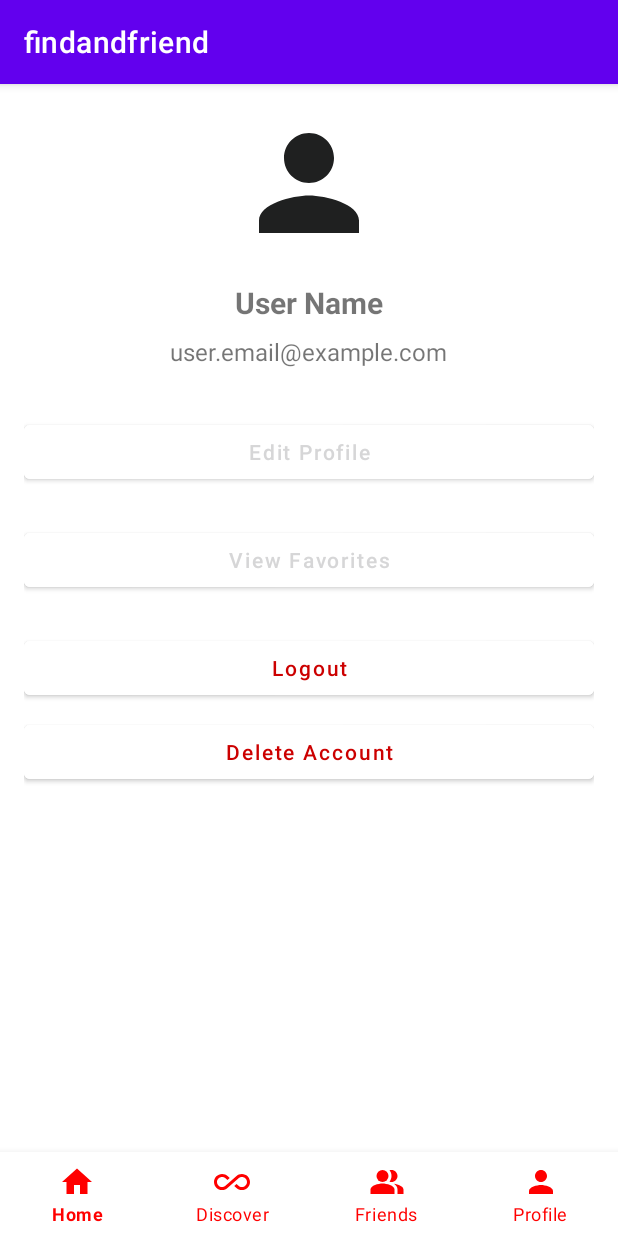
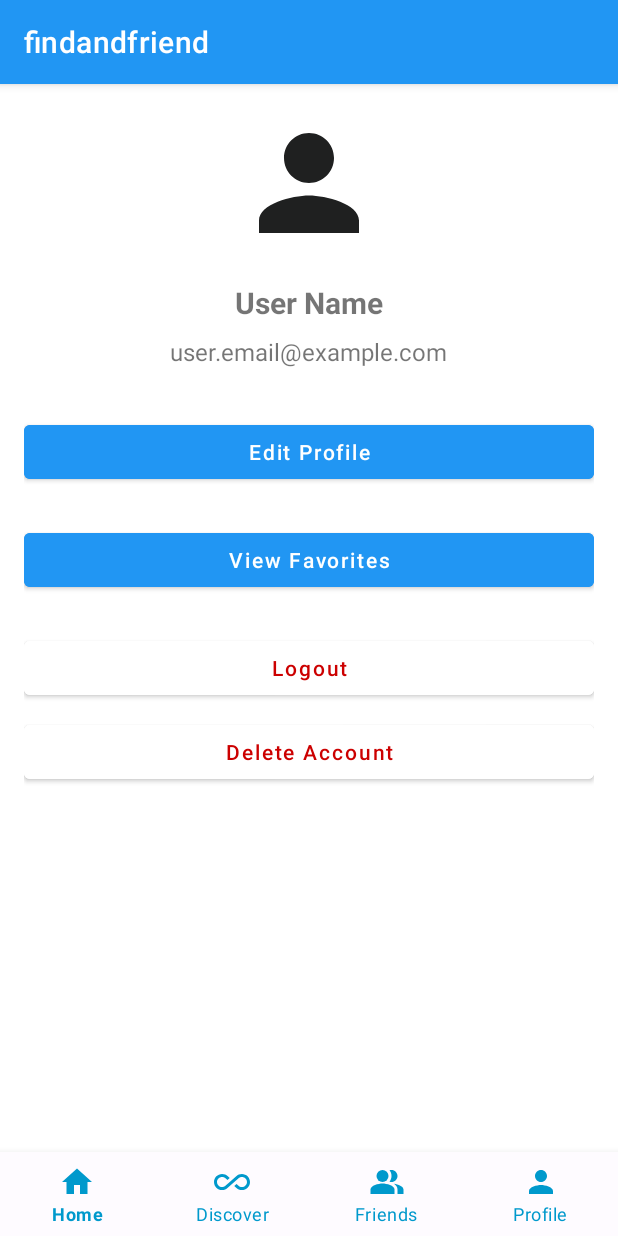
Before and after one commit to seanwang1105/findandfriend, an Android app: the FriendsActivityFeedActivity screen opened directly, with no data from a screen before it, item 4 of the bottom bar chosen, on a phone screen of 412 x 824 dp. Run offline under Robolectric (Android 15) with nearby library versions, the phone set to English and light mode, and no system bars; our stand-ins replace Volley; network calls fail.

Commit message:
update to fix some ui bugs, and implement new theme

```diff
--- a/app/src/main/java/com/example/findandfriend/FriendsActivityFeedActivity.java
+++ b/app/src/main/java/com/example/findandfriend/FriendsActivityFeedActivity.java
@@ -128,9 +128,11 @@ public class FriendsActivityFeedActivity extends AppCompatActivity {
                             String lastVisitPlace = friend.optString("last_visit_place", "Unknown");
                             String lastVisitRating = friend.optString("last_visit_rating", "No rating");
                             String lastReviews = friend.optString("last_visit_place_reviews","No review");
+                            System.out.println("last visit activity is"+lastVisitPlace.length());
+                            if (lastVisitPlace.length()>0){
                             feedData.add(new ActivityFeed(name, lastVisitPlace, lastVisitRating,lastReviews));
+                          }
                         }
-
                         // Update RecyclerView
                         Feedadapter.updateData(feedData);
                     } catch (JSONException e) {
--- a/app/src/main/res/layout/activity_edit_profile.xml
+++ b/app/src/main/res/layout/activity_edit_profile.xml
@@ -39,7 +39,11 @@
             android:id="@+id/btn_save_profile"
             android:layout_width="match_parent"
             android:layout_height="wrap_content"
-            android:text="Save Changes" />
+            android:text="Save Changes"
+            android:textColor="#FFFFFF"
+            android:backgroundTint="#2196F3"
+            android:elevation="8dp"
+            android:textAllCaps="false"/>
 
     </LinearLayout>
 </ScrollView>
--- a/app/src/main/res/layout/profile_activity.xml
+++ b/app/src/main/res/layout/profile_activity.xml
@@ -52,9 +52,10 @@
             android:layout_height="wrap_content"
             android:text="Edit Profile"
             android:layout_marginBottom="16dp"
-            android:textColor="@color/quantum_grey"
+            android:textColor="#FFFFFF"
+            android:backgroundTint="#2196F3"
+            android:elevation="8dp"
             android:textAllCaps="false"
-            android:backgroundTint="@android:color/white"
             android:iconifiedByDefault="false"
             android:layout_marginTop="8dp"/>
 
@@ -64,9 +65,10 @@
             android:layout_height="wrap_content"
             android:text="View Favorites"
             android:layout_marginBottom="16dp"
-            android:textColor="@color/quantum_grey"
+            android:textColor="#FFFFFF"
+            android:backgroundTint="#2196F3"
+            android:elevation="8dp"
             android:textAllCaps="false"
-            android:backgroundTint="@android:color/white"
             android:iconifiedByDefault="false"
             android:layout_marginTop="8dp"/>
 
@@ -100,7 +102,8 @@
         android:layout_height="wrap_content"
         android:layout_alignParentBottom="true"
         app:menu="@menu/bottom_nav_menu"
-        app:itemIconTint="@color/bottom_nav_color"
-        app:itemTextColor="@color/bottom_nav_color"
-        app:labelVisibilityMode="labeled" />
+        app:itemIconTint="@android:color/holo_blue_dark"
+        app:itemTextColor="@android:color/holo_blue_dark"
+        app:labelVisibilityMode="labeled"
+        android:background="@color/material_dynamic_neutral_variant99"/>
 </RelativeLayout>
--- a/app/src/main/res/values/colors.xml
+++ b/app/src/main/res/values/colors.xml
@@ -5,13 +5,14 @@
     <color name="purple_700">#FF3700B3</color>
     <color name="teal_200">#FF03DAC5</color>
     <color name="teal_700">#FF018786</color>
-    <color name="black">#FF000000</color>
-    <color name="white">#FFFFFFFF</color>
+    <color name="black">#E0F2F1</color>
+    <color name="white">#E0F2F1</color>
     <color name="colorPrimary">#6200EE</color>
     <color name="colorPrimaryDark">#3700B3</color>
     <color name="colorAccent">#03DAC5</color>
+    <color name="bottom_nav_background">#FFFFFF</color>
 
     <!-- 定义 bottom_nav_color -->
-    <color name="bottom_nav_color">#FF0000</color> <!-- 这是红色，可以改成你想要的颜色 -->
+    <color name="bottom_nav_color">#E0F2F1</color>
     <color name="bottom_nav_color_alt">#00FF00</color>
 </resources>
--- a/app/src/main/res/values/strings.xml
+++ b/app/src/main/res/values/strings.xml
@@ -1,5 +1,5 @@
 <resources>
     <string name="app_name">findandfriend</string>
     <string name="google_maps_key">[your api key]</string>
-    <string name ="IP">http://192.168.68.74:5000</string>
+    <string name ="IP">http://34.170.115.42:5000</string>
 </resources>
--- a/app/src/main/res/values/themes.xml
+++ b/app/src/main/res/values/themes.xml
@@ -2,13 +2,13 @@
     <!-- Base application theme. -->
     <style name="Theme.Findandfriend" parent="Theme.MaterialComponents.DayNight.DarkActionBar">
         <!-- Primary brand color. -->
-        <item name="colorPrimary">@color/purple_500</item>
+        <item name="colorPrimary">#2196F3</item>
         <item name="colorPrimaryVariant">@color/purple_700</item>
-        <item name="colorOnPrimary">@color/white</item>
+        <item name="colorOnPrimary">@color/material_dynamic_neutral20</item>
         <!-- Secondary brand color. -->
         <item name="colorSecondary">@color/teal_200</item>
         <item name="colorSecondaryVariant">@color/teal_700</item>
-        <item name="colorOnSecondary">@color/black</item>
+        <item name="colorOnSecondary">@color/design_default_color_on_secondary</item>
         <!-- Status bar color. -->
         <item name="android:statusBarColor">?attr/colorPrimaryVariant</item>
         <!-- Customize your theme here. -->
```
Also changed, not shown: app/src/main/java/com/example/findandfriend/FriendAdapter.java (+8 -1 lines), app/src/main/res/layout/activity_login.xml (+8 -0 lines), app/src/main/res/layout/activity_main.xml (+8 -3 lines), app/src/main/res/layout/friend_list_item.xml (+5 -3 lines), app/src/main/res/layout/friends_activity_feed.xml (+7 -5 lines), app/src/main/res/layout/item_friend_meeting.xml (+19 -1 lines), app/src/main/res/layout/location_details.xml (+16 -11 lines), app/src/main/res/layout/middle_point_activity.xml (+9 -4 lines), app/src/main/res/layout/review_rating.xml (+9 -1 lines).
